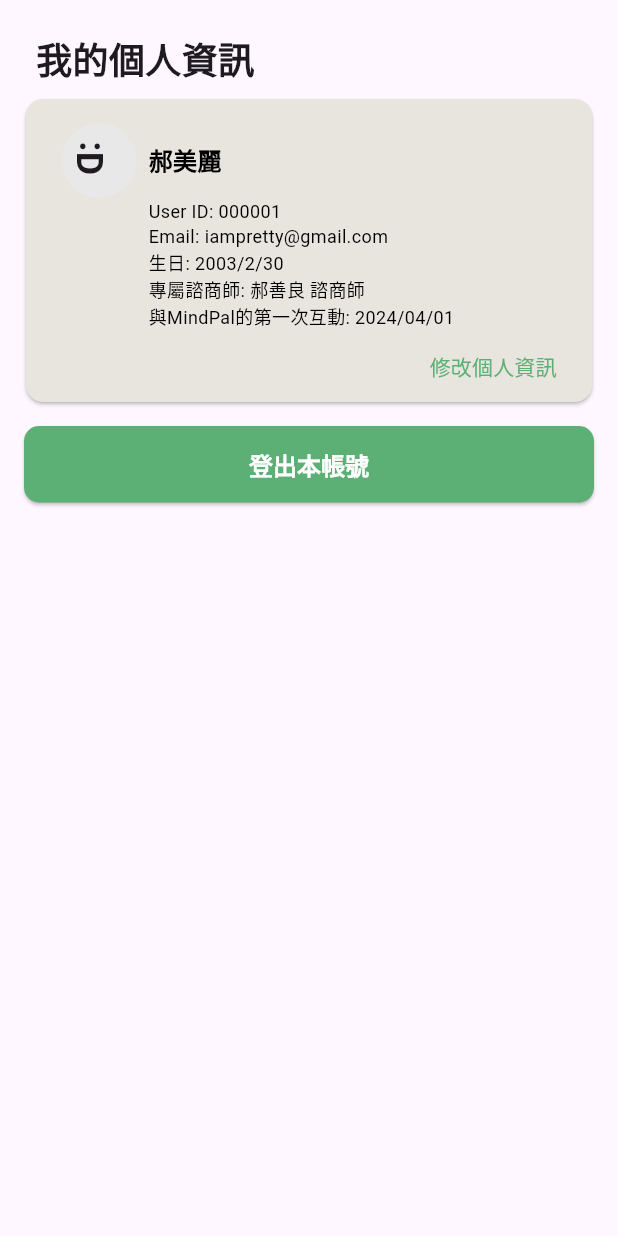
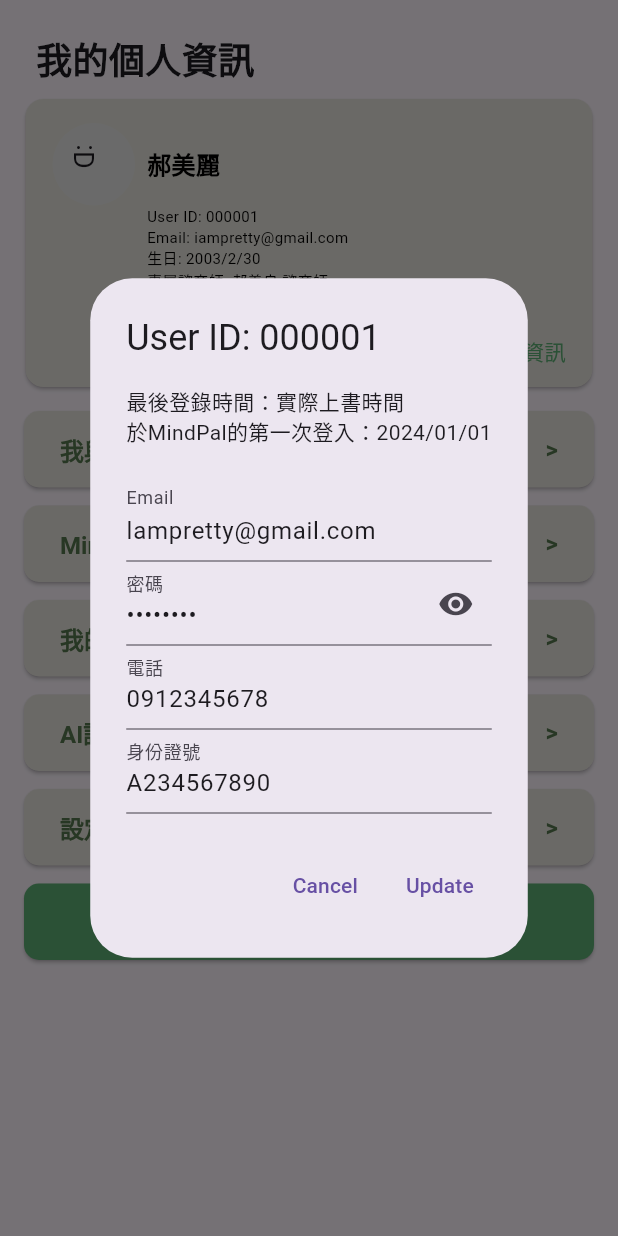
Before and after one commit to ycwei23/mindpal_flutter_app, a Flutter app: the ProfileView screen opened by its route, after a tap on "修改個人資訊", on a phone screen of 412 x 824 dp. Run offline on Flutter 3.47's test engine with Material 3 defaults, Android fonts, the phone set to English and light mode, and no system bars; our stand-ins replace shared_preferences; accounts and stored records are empty.

Commit message:
Add New functions.

```diff
--- a/lib/constants/ui_style.dart
+++ b/lib/constants/ui_style.dart
@@ -5,6 +5,7 @@ class UIStyle {
   static ButtonStyle bigButtonStyle = ElevatedButton.styleFrom(
       backgroundColor: UIColors.lightGreen,
       foregroundColor: UIColors.white,
+      splashFactory: NoSplash.splashFactory, // 完全取消水波紋效果
       fixedSize: const Size(343, 60),
       textStyle: TextStyle(
         fontSize: 16,
@@ -12,15 +13,28 @@ class UIStyle {
       )
   );
 
-  static ButtonStyle profileButtonStyle = ElevatedButton.styleFrom(
+  static ButtonStyle logoutButtonStyle = ElevatedButton.styleFrom(
       backgroundColor: UIColors.lightGreen,
       foregroundColor: UIColors.white,
+      splashFactory: NoSplash.splashFactory, // 完全取消水波紋效果
       fixedSize: const Size(343, 51),
       textStyle: TextStyle(
         fontSize: 16,
         fontWeight: FontWeight.bold
       ),
       shape: RoundedRectangleBorder(borderRadius: BorderRadius.circular(10))
+  );
+
+  static ButtonStyle profileButtonStyle = ElevatedButton.styleFrom(
+      backgroundColor: UIColors.apricot1,
+      foregroundColor: UIColors.darkGreen,
+      splashFactory: NoSplash.splashFactory, // 完全取消水波紋效果
+      fixedSize: const Size(343, 51),
+      textStyle: TextStyle(
+        fontSize: 16,
+        fontWeight: FontWeight.bold
+      ),
+      shape: RoundedRectangleBorder(borderRadius: BorderRadius.circular(10)),
   );
 
   static TextStyle hintTextStyle = TextStyle(
@@ -51,7 +65,7 @@ class UIStyle {
 
   static TextStyle userInfoCardTextStyle = TextStyle(
     color: Colors.black,
-    fontSize: 12,
+    fontSize: 10,
     fontWeight: FontWeight.normal
   );
   static TextStyle userNameTextStyle = TextStyle(
--- a/lib/views/forget_password_view.dart
+++ b/lib/views/forget_password_view.dart
@@ -1,4 +1,5 @@
 import 'package:flutter/material.dart';
+import 'package:mindpal_flutter_app/constants/ui_style.dart';
 
 class ForgetPasswordView extends StatefulWidget {
   const ForgetPasswordView({super.key});
@@ -10,6 +11,8 @@ class ForgetPasswordView extends StatefulWidget {
 class _ForgetPasswordViewState extends State<ForgetPasswordView> {
   @override
   Widget build(BuildContext context) {
-    return Container();
+    return Scaffold(
+      appBar: AppBar(title: Text("忘記密碼", style: UIStyle.appBarTextStyle,),),
+    );
   }
 }
--- a/lib/views/profile_view.dart
+++ b/lib/views/profile_view.dart
@@ -1,5 +1,6 @@
 import 'package:flutter/material.dart';
 import 'package:mindpal_flutter_app/widgets/buttons/logout_button.dart';
+import 'package:mindpal_flutter_app/widgets/buttons/profile_buttons.dart';
 import 'package:mindpal_flutter_app/widgets/cards/user_info_card.dart';
 
 class ProfileView extends StatefulWidget {
@@ -28,6 +29,31 @@ class _ProfileViewState extends State<ProfileView> {
             SizedBox(height: 12,),
             Padding(
               padding: EdgeInsets.only(left: 8, right: 8),
+              child: NavToMyTherapistButton()
+            ),
+            SizedBox(height: 12,),
+            Padding(
+              padding: EdgeInsets.only(left: 8, right: 8),
+              child: NavToTherapistListButton()
+            ),
+            SizedBox(height: 12,),
+            Padding(
+              padding: EdgeInsets.only(left: 8, right: 8),
+              child: NavToMoodDiaryButton(),
+            ),
+            SizedBox(height: 12,),
+            Padding(
+              padding: EdgeInsets.only(left: 8, right: 8),
+              child: NavToConsultlogButton()
+            ),
+            SizedBox(height: 12,),
+            Padding(
+              padding: EdgeInsets.only(left: 8, right: 8),
+              child: NavToSystemSettingsButton()
+            ),
+            SizedBox(height: 12,),
+            Padding(
+              padding: EdgeInsets.only(left: 8, right: 8),
               child: LogoutButton(),
             )
           ],
--- a/lib/views/system_settings_view.dart
+++ b/lib/views/system_settings_view.dart
@@ -1,4 +1,5 @@
 import 'package:flutter/material.dart';
+import 'package:mindpal_flutter_app/constants/ui_style.dart';
 
 class SystemSettingsView extends StatefulWidget {
   const SystemSettingsView({super.key});
@@ -10,6 +11,8 @@ class SystemSettingsView extends StatefulWidget {
 class _SettingViewState extends State<SystemSettingsView> {
   @override
   Widget build(BuildContext context) {
-    return Container();
+    return Scaffold(
+      appBar: AppBar(title: Text("設定", style: UIStyle.appBarTextStyle,),),
+    );
   }
 }
--- a/lib/widgets/buttons/logout_button.dart
+++ b/lib/widgets/buttons/logout_button.dart
@@ -8,7 +8,7 @@ class LogoutButton extends StatelessWidget {
   @override
   Widget build(BuildContext context) {
     return ElevatedButton(
-        style: UIStyle.profileButtonStyle,
+        style: UIStyle.logoutButtonStyle,
         onPressed: () {
           _logout(context);
         },
--- /dev/null
+++ b/lib/widgets/buttons/profile_buttons.dart
@@ -0,0 +1,101 @@
+import 'package:flutter/material.dart';
+import 'package:mindpal_flutter_app/constants/routes.dart';
+import 'package:mindpal_flutter_app/constants/ui_style.dart';
+
+class NavToMoodDiaryButton extends StatelessWidget {
+  const NavToMoodDiaryButton({super.key});
+
+  @override
+  Widget build(BuildContext context) {
+    return ElevatedButton(
+        style: UIStyle.profileButtonStyle,
+        onPressed: () => {print("NavToMoodDiaryButton on pressed.")},
+        child: Row(
+          mainAxisAlignment: MainAxisAlignment.spaceBetween,
+          children: [
+            Text("我的情緒日誌"),
+            Text(">")
+          ],
+        )
+    );
+  }
+}
+
+class NavToMyTherapistButton extends StatelessWidget {
+  const NavToMyTherapistButton({super.key});
+
+  @override
+  Widget build(BuildContext context) {
+    return ElevatedButton(
+        style: UIStyle.profileButtonStyle,
+        onPressed: () => {print("NavToMyTherapistButton on pressed.")},
+        child: Row(
+          mainAxisAlignment: MainAxisAlignment.spaceBetween,
+          children: [
+            Text("我與諮商師"),
+            Text(">")
+          ],
+        )
+    );
+  }
+}
+
+class NavToConsultlogButton extends StatelessWidget {
+  const NavToConsultlogButton({super.key});
+
+  @override
+  Widget build(BuildContext context) {
+    return ElevatedButton(
+        style: UIStyle.profileButtonStyle,
+        onPressed: () => {print("NavToConsultlogButton on pressed.")},
+        child: Row(
+          mainAxisAlignment: MainAxisAlignment.spaceBetween,
+          children: [
+            Text("AI諮商紀錄"),
+            Text(">")
+          ],
+        )
+    );
+  }
+}
+
+class NavToTherapistListButton extends StatelessWidget {
+  const NavToTherapistListButton({super.key});
+
+  @override
+  Widget build(BuildContext context) {
+    return ElevatedButton(
+        style: UIStyle.profileButtonStyle,
+        onPressed: () => {print("NavToTherapistListButton on pressed.")},
+        child: Row(
+          mainAxisAlignment: MainAxisAlignment.spaceBetween,
+          children: [
+            Text("MinpPal諮商師總覽"),
+            Text(">")
+          ],
+        )
+    );
+  }
+}
+
+class NavToSystemSettingsButton extends StatelessWidget {
+  const NavToSystemSettingsButton({super.key});
+
+  @override
+  Widget build(BuildContext context) {
+    return ElevatedButton(
+        style: UIStyle.profileButtonStyle,
+        onPressed: () => {
+          print("NavToSystemSettingsButton on pressed."),
+          Navigator.pushNamed(context, Routes.systemSettings)
+        },
+        child: Row(
+          mainAxisAlignment: MainAxisAlignment.spaceBetween,
+          children: [
+            Text("設定"),
+            Text(">")
+          ],
+        )
+    );
+  }
+}
--- a/lib/widgets/cards/user_info_card.dart
+++ b/lib/widgets/cards/user_info_card.dart
@@ -1,6 +1,7 @@
 import 'package:flutter/material.dart';
 import 'package:mindpal_flutter_app/constants/ui_colors.dart';
 import 'package:mindpal_flutter_app/constants/ui_style.dart';
+import 'package:mindpal_flutter_app/widgets/dialogs/user_info_dialog.dart';
 
 class UserInfoCard extends StatefulWidget {
   const UserInfoCard({super.key});
@@ -15,7 +16,7 @@ class _UserInfoCardState extends State<UserInfoCard> {
     return Card(
       color: UIColors.apricot1,
       child: Padding(
-        padding: EdgeInsets.only(left: 12, right: 12, top: 16, bottom: 0),
+        padding: EdgeInsets.only(left: 6, right: 6, top: 16, bottom: 0),
         child: Column(
           mainAxisSize: MainAxisSize.min,
           crossAxisAlignment: CrossAxisAlignment.start,
@@ -25,23 +26,23 @@ class _UserInfoCardState extends State<UserInfoCard> {
                 Padding(
                   padding: EdgeInsets.only(left: 12, right: 8),
                   child: Container(
-                    height: 50,
-                    width: 50,
+                    height: 55,
+                    width: 55,
                     child: Center(
                       child: Column(
                         children: [
                           RotatedBox(
                             quarterTurns: 1,
                             child: Padding(
-                              padding: EdgeInsets.only(left: 12, top: 10),
-                              child: Text(":", style: TextStyle(fontSize: 24, fontWeight: FontWeight.bold)),
+                              padding: EdgeInsets.only(left: 14, top: 10),
+                              child: Text(":", style: TextStyle(fontSize: 18, fontWeight: FontWeight.normal)),
                             )
                           ),
                           RotatedBox(
                             quarterTurns: 1,
                             child: Padding(
                               padding: EdgeInsets.only(top: 14),
-                              child: Text("D", style: TextStyle(fontSize: 24, fontWeight: FontWeight.bold)),
+                              child: Text("D", style: TextStyle(fontSize: 18, fontWeight: FontWeight.normal)),
                             )
                           ),
                         ],
@@ -57,7 +58,7 @@ class _UserInfoCardState extends State<UserInfoCard> {
               ],
             ),
             Padding(
-              padding: EdgeInsets.only(left: 70),
+              padding: EdgeInsets.only(left: 75),
               child: Column(
                 crossAxisAlignment: CrossAxisAlignment.start,
                 children: [
@@ -72,7 +73,12 @@ class _UserInfoCardState extends State<UserInfoCard> {
             Row(
               mainAxisAlignment: MainAxisAlignment.end,
               children: [
-                TextButton(onPressed: () => {}, child: Text("修改個人資訊", style: UIStyle.cardTextButtonTextStyle,))
+                TextButton(
+                  onPressed: () => {
+                    showDialog(context: context, builder: (context) => UserInfoDialog())
+                  },
+                  child: Text("修改個人資訊", style: UIStyle.cardTextButtonTextStyle,)
+                )
               ],
             ),
           ],
--- a/lib/widgets/dialogs/user_info_dialog.dart
+++ b/lib/widgets/dialogs/user_info_dialog.dart
@@ -0,0 +1,70 @@
+import 'package:flutter/material.dart';
+
+class UserInfoDialog extends StatefulWidget {
+  const UserInfoDialog({super.key});
+
+  @override
+  State<UserInfoDialog> createState() => _UserInfoDialogState();
+}
+
+class _UserInfoDialogState extends State<UserInfoDialog> {
+  @override
+  Widget build(BuildContext context) {
+    return AlertDialog(
+      title: Text("User ID: 000001"),
+      content: SingleChildScrollView(
+        child: ListBody(
+          children: <Widget>[
+            Text("最後登錄時間：實際上書時間"),
+            Text("於MindPal的第一次登入：2024/01/01"),
+            SizedBox(height: 20),
+            TextFormField(
+              initialValue: 'lampretty@gmail.com',
+              decoration: InputDecoration(
+                labelText: 'Email',
+              ),
+            ),
+            TextFormField(
+              initialValue: '********',
+              obscureText: true,
+              decoration: InputDecoration(
+                labelText: '密碼',
+                suffixIcon: IconButton(
+                  icon: Icon(Icons.visibility),
+                  onPressed: () {},
+                ),
+              ),
+            ),
+            TextFormField(
+              initialValue: '0912345678',
+              decoration: InputDecoration(
+                labelText: '電話',
+              ),
+            ),
+            TextFormField(
+              initialValue: 'A234567890',
+              decoration: InputDecoration(
+                labelText: '身份證號',
+              ),
+            ),
+          ],
+        ),
+      ),
+      actions: <Widget>[
+        TextButton(
+          onPressed: () {
+            Navigator.of(context).pop();
+          },
+          child: Text('Cancel'),
+        ),
+        TextButton(
+          onPressed: () {
+            // 實現更新邏輯
+            Navigator.of(context).pop();
+          },
+          child: Text('Update'),
+        ),
+      ],
+    );
+  }
+}
```
Also changed, not shown: lib/views/ai_consult_view.dart (+24 -2 lines), lib/views/login_view.dart (+3 -4 lines), lib/views/signup_view.dart (+3 -4 lines), lib/widgets/buttons/forget_password_button.dart (added, +26 -0 lines), lib/widgets/textfields/chat_textfield.dart (+69 -0 lines).
